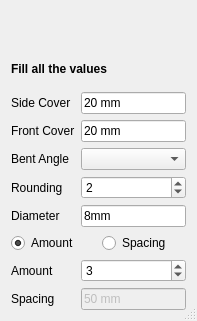
Qt form Stirrup.ui (amrit3701/FreeCAD-Reinforcement) before a commit.
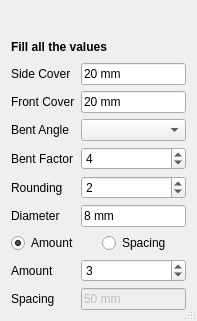
The same form after that commit. Custom widgets are drawn as their Qt base class.

Commit message: Added Bent Factor property in Stirrup

```diff
--- a/Stirrup.ui
+++ b/Stirrup.ui
@@ -81,31 +81,31 @@
        </property>
       </widget>
      </item>
-     <item row="3" column="0">
+     <item row="4" column="0">
       <widget class="QLabel" name="roundingLabel">
        <property name="text">
         <string>Rounding</string>
        </property>
       </widget>
      </item>
-     <item row="4" column="0">
+     <item row="5" column="0">
       <widget class="QLabel" name="diameterLabel">
        <property name="text">
         <string>Diameter</string>
        </property>
       </widget>
      </item>
-     <item row="4" column="1">
+     <item row="5" column="1">
       <widget class="Gui::InputField" name="diameter">
        <property name="text">
-        <string>8mm</string>
+        <string>8 mm</string>
        </property>
        <property name="unit" stdset="0">
         <string notr="true"/>
        </property>
       </widget>
      </item>
-     <item row="5" column="0" colspan="2">
+     <item row="6" column="0" colspan="2">
       <layout class="QHBoxLayout" name="horizontalLayout">
        <item>
         <widget class="Gui::PrefRadioButton" name="amount_radio">
@@ -132,14 +132,14 @@
        </item>
       </layout>
      </item>
-     <item row="6" column="0">
+     <item row="7" column="0">
       <widget class="QLabel" name="amountLabel">
        <property name="text">
         <string>Amount</string>
        </property>
       </widget>
      </item>
-     <item row="6" column="1">
+     <item row="7" column="1">
       <widget class="Gui::PrefSpinBox" name="amount">
        <property name="enabled">
         <bool>true</bool>
@@ -149,14 +149,14 @@
        </property>
       </widget>
      </item>
-     <item row="7" column="0">
+     <item row="8" column="0">
       <widget class="QLabel" name="spacingLabel">
        <property name="text">
         <string>Spacing</string>
        </property>
       </widget>
      </item>
-     <item row="7" column="1">
+     <item row="8" column="1">
       <widget class="Gui::InputField" name="spacing">
        <property name="enabled">
         <bool>false</bool>
@@ -183,7 +183,7 @@
        </property>
       </widget>
      </item>
-     <item row="3" column="1">
+     <item row="4" column="1">
       <widget class="Gui::PrefSpinBox" name="rounding">
        <property name="value">
         <number>2</number>
@@ -200,6 +200,20 @@
        </property>
       </widget>
      </item>
+     <item row="3" column="0">
+      <widget class="QLabel" name="bentFactorLabel">
+       <property name="text">
+        <string>Bent Factor</string>
+       </property>
+      </widget>
+     </item>
+     <item row="3" column="1">
+      <widget class="Gui::PrefSpinBox" name="bentFactor">
+       <property name="value">
+        <number>4</number>
+       </property>
+      </widget>
+     </item>
     </layout>
    </item>
   </layout>
```
Left out of the diff: 2 changed lines with no effect on the pictures. The commit also changes 1 other file.
